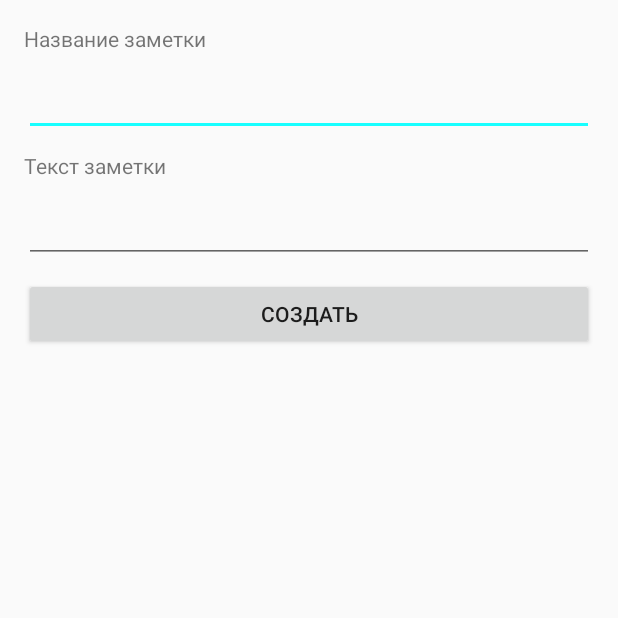
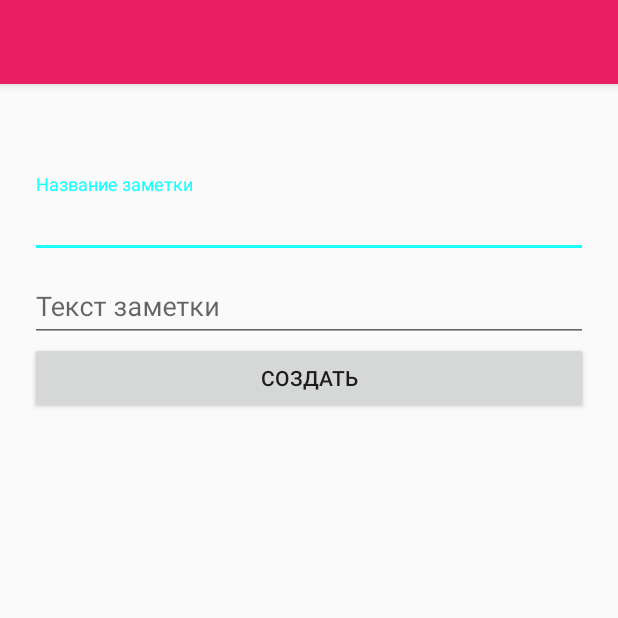
Before and after one commit to ZiXOps/Android-Notes-Sample, an Android app: the AddNoteActivity screen opened directly, with no data from a screen before it, on a phone screen of 412 x 824 dp, the top half of it. Run offline under Robolectric (Android 15) with nearby library versions, the phone set to English and light mode, and no system bars.

Commit message:
Added TextInputLayouts for add notes activity.

```diff
--- a/app/src/main/res/layout/activity_add_note.xml
+++ b/app/src/main/res/layout/activity_add_note.xml
@@ -1,44 +1,61 @@
 <?xml version="1.0" encoding="utf-8"?>
-<LinearLayout xmlns:android="http://schemas.android.com/apk/res/android"
+<android.support.design.widget.CoordinatorLayout
+    xmlns:android="http://schemas.android.com/apk/res/android"
+    xmlns:app="http://schemas.android.com/apk/res-auto"
     xmlns:tools="http://schemas.android.com/tools"
     android:layout_width="match_parent"
     android:layout_height="match_parent"
+    android:fitsSystemWindows="true"
+    tools:context=".AddNoteActivity">
+
+    <android.support.design.widget.AppBarLayout
+        android:layout_width="match_parent"
+        android:layout_height="wrap_content"
+        android:theme="@style/AppTheme.AppBarOverlay">
+
+        <android.support.v7.widget.Toolbar
+            android:id="@+id/toolbar"
+            android:layout_width="match_parent"
+            android:layout_height="?attr/actionBarSize"
+            android:background="?attr/colorPrimary"
+            app:popupTheme="@style/AppTheme.PopupOverlay" />
+
+    </android.support.design.widget.AppBarLayout>
+
+    <LinearLayout
+        android:layout_width="fill_parent"
+        android:layout_height="match_parent"
+        android:layout_marginTop="?attr/actionBarSize"
         android:orientation="vertical"
-    android:padding="@dimen/activity_vertical_margin"
-    tools:context="com.trendtechnology.notes.AddNoteActivity">
+        android:paddingLeft="20dp"
+        android:paddingRight="20dp"
+        android:paddingTop="60dp">
 
-    <TextView
+        <android.support.design.widget.TextInputLayout
             android:id="@+id/titleLabel"
-        android:layout_width="wrap_content"
-        android:layout_height="wrap_content"
-        android:layout_marginBottom="10dp"
-        android:text="@string/note_title" />
+            android:layout_width="match_parent"
+            android:layout_height="wrap_content">
 
             <EditText
                 android:id="@+id/titleEditText"
                 android:layout_width="match_parent"
                 android:layout_height="wrap_content"
-        android:layout_marginBottom="10dp"
-        android:ems="10"
-        android:inputType="text">
+                android:singleLine="true"
+                android:hint="@string/note_title" />
+        </android.support.design.widget.TextInputLayout>
 
-        <requestFocus />
-    </EditText>
-
-    <TextView
+        <android.support.design.widget.TextInputLayout
             android:id="@+id/noteLabel"
-        android:layout_width="wrap_content"
-        android:layout_height="wrap_content"
-        android:layout_marginBottom="10dp"
-        android:text="@string/note_text" />
+            android:layout_width="match_parent"
+            android:layout_height="wrap_content">
 
             <EditText
                 android:id="@+id/noteEditText"
                 android:layout_width="match_parent"
                 android:layout_height="wrap_content"
-        android:layout_marginBottom="10dp"
-        android:ems="10"
-        android:inputType="text" />
+                android:singleLine="true"
+                android:hint="@string/note_text" />
+        </android.support.design.widget.TextInputLayout>
 
         <Button
             android:id="@+id/addNoteButton"
@@ -47,3 +64,5 @@
             android:text="@string/create_note" />
 
     </LinearLayout>
+
+</android.support.design.widget.CoordinatorLayout>
--- a/app/src/main/res/layout/activity_main.xml
+++ b/app/src/main/res/layout/activity_main.xml
@@ -1,5 +1,6 @@
 <?xml version="1.0" encoding="utf-8"?>
-<android.support.design.widget.CoordinatorLayout xmlns:android="http://schemas.android.com/apk/res/android"
+<android.support.design.widget.CoordinatorLayout
+    xmlns:android="http://schemas.android.com/apk/res/android"
     xmlns:app="http://schemas.android.com/apk/res-auto"
     xmlns:tools="http://schemas.android.com/tools"
     android:layout_width="match_parent"
```
Lines whose indentation alone changed are shown as unchanged.
